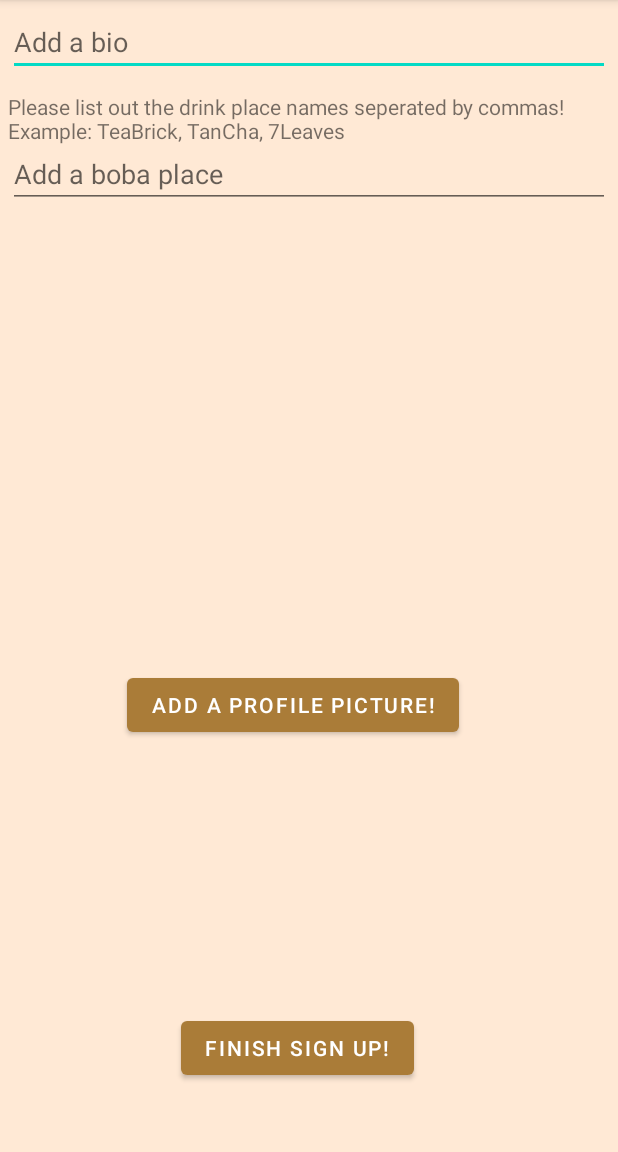
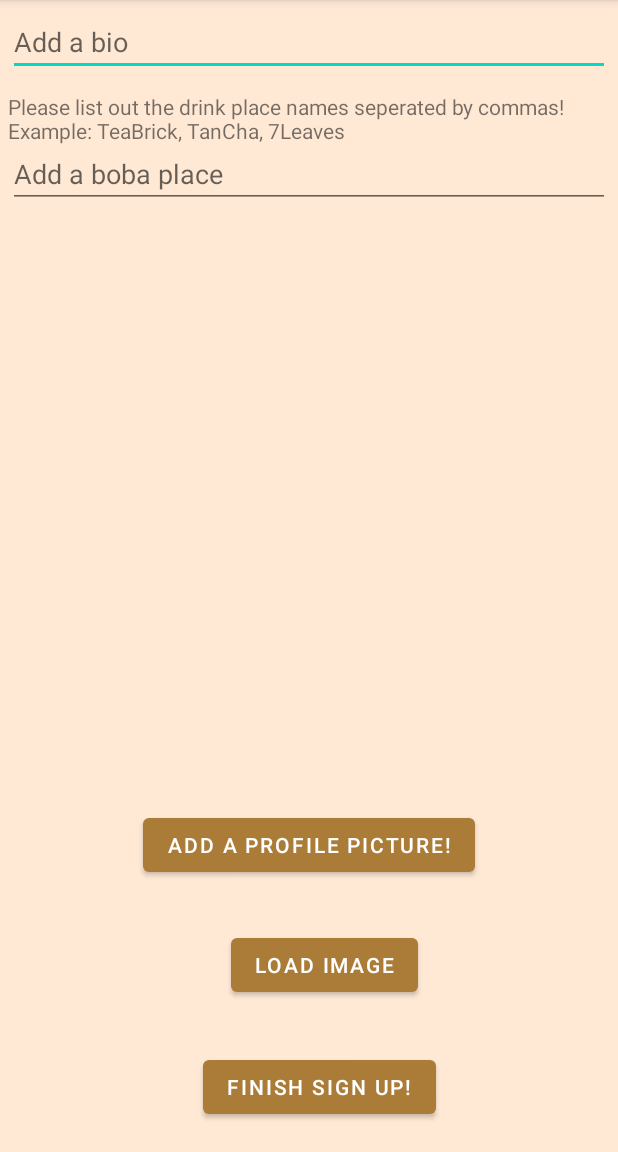
Before and after one commit to lmsiu/Boba-Buddy, an Android app: the SignUpProfileActivity screen opened directly, with no data from a screen before it, on a phone screen of 412 x 824 dp, the part 84-1236 px from its top. Run offline under Robolectric (Android 15) with nearby library versions, the phone set to English and light mode, and no system bars; libraries missing offline, so code that uses them is left out: com.parse.

Commit message:
the submission point of the project. Very messy with incompleted features we wanted to add

```diff
--- a/app/src/main/java/com/example/bobabuddy/LoginActivity.java
+++ b/app/src/main/java/com/example/bobabuddy/LoginActivity.java
@@ -8,6 +8,7 @@ import android.util.Log;
 import android.view.View;
 import android.widget.Button;
 import android.widget.EditText;
+import android.widget.ImageView;
 
 import com.parse.LogInCallback;
 import com.parse.ParseException;
@@ -23,6 +24,7 @@ public class LoginActivity extends AppCompatActivity {
 
     private Button loginbtn, signupbtn;
     private EditText etusername, etpassword;
+    private ImageView logo;
 
     @Override
     protected void onCreate(Bundle savedInstanceState) {
@@ -40,6 +42,8 @@ public class LoginActivity extends AppCompatActivity {
         signupbtn = findViewById(R.id.btnSignUp);
         etusername = findViewById(R.id.etUsername);
         etpassword = findViewById(R.id.etPassword);
+        logo = findViewById(R.id.logo);
+        logo.setImageResource(R.drawable.bobabuddylogo);
 
         loginbtn.setOnClickListener(new View.OnClickListener() {
             @Override
--- a/app/src/main/res/layout/activity_sign_up_profile.xml
+++ b/app/src/main/res/layout/activity_sign_up_profile.xml
@@ -27,8 +27,9 @@
         android:layout_height="wrap_content"
         android:layout_alignParentEnd="true"
         android:layout_alignParentBottom="true"
-        android:layout_marginEnd="136dp"
-        android:layout_marginBottom="45dp"
+        android:layout_centerHorizontal="true"
+        android:layout_marginEnd="121dp"
+        android:layout_marginBottom="19dp"
         android:text="Finish Sign Up!" />
 
     <EditText
@@ -59,20 +60,24 @@
         android:id="@+id/ivAddProfilePic"
         android:layout_width="384dp"
         android:layout_height="286dp"
-        android:layout_below="@+id/btnAdd"
+        android:layout_above="@+id/btnAddProfilePic"
+        android:layout_alignParentTop="true"
         android:layout_alignParentEnd="true"
-        android:layout_marginTop="5dp"
-        android:layout_marginEnd="12dp"
+        android:layout_centerHorizontal="true"
+        android:layout_marginTop="162dp"
+        android:layout_marginEnd="14dp"
+        android:layout_marginBottom="55dp"
         tools:srcCompat="@tools:sample/avatars" />
 
     <Button
         android:id="@+id/btnAddProfilePic"
         android:layout_width="wrap_content"
         android:layout_height="wrap_content"
-        android:layout_below="@+id/ivAddProfilePic"
+        android:layout_above="@+id/btnivload"
         android:layout_alignParentEnd="true"
-        android:layout_marginTop="5dp"
-        android:layout_marginEnd="106dp"
+        android:layout_centerHorizontal="true"
+        android:layout_marginEnd="95dp"
+        android:layout_marginBottom="32dp"
         android:text="Add a Profile Picture!" />
 
     <TextView
@@ -84,4 +89,15 @@
         android:layout_marginTop="5dp"
         android:text="Please list out the drink place names seperated by commas! Example: TeaBrick, TanCha, 7Leaves" />
 
+    <Button
+        android:id="@+id/btnivload"
+        android:layout_width="wrap_content"
+        android:layout_height="wrap_content"
+        android:layout_above="@+id/btnFinishSignUp"
+        android:layout_alignParentEnd="true"
+        android:layout_centerHorizontal="true"
+        android:layout_marginEnd="133dp"
+        android:layout_marginBottom="33dp"
+        android:text="Load Image" />
+
 </RelativeLayout>
```
Also changed, not shown: app/src/main/java/com/example/bobabuddy/MainActivity.java (+8 -0 lines), app/src/main/java/com/example/bobabuddy/SignUpActivity.java (+7 -12 lines), app/src/main/java/com/example/bobabuddy/SignUpProfileActivity.java (+4 -9 lines), app/src/main/res/layout/activity_login.xml (+29 -12 lines), app/src/main/res/drawable/bobabuddylogo.png (added).
